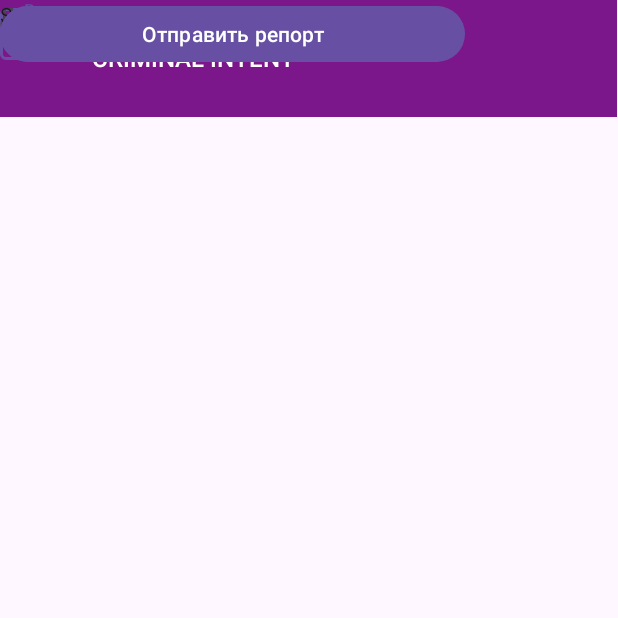
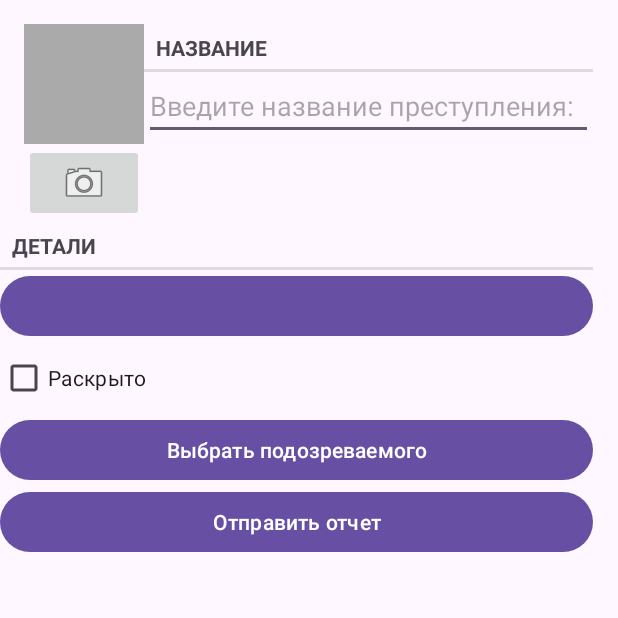
Before and after one commit to Axamaslick/Criminalintent, an Android app: the Addintent screen opened directly, with no data from a screen before it, on a phone screen of 412 x 824 dp, the top half of it. Run offline under Robolectric (Android 15) with nearby library versions, the phone set to English and light mode, and no system bars; 1 statement that could not run was skipped.

Commit message:
Доработка кода

```diff
--- a/app/src/main/java/com/example/criminalintent/Addintent.kt
+++ b/app/src/main/java/com/example/criminalintent/Addintent.kt
@@ -1,10 +1,34 @@
 package com.example.criminalintent
 
+import android.net.Uri
 import android.os.Bundle
+import android.widget.Button
+import android.widget.CheckBox
+import android.widget.EditText
+import android.widget.ImageButton
+import android.widget.ImageView
 import androidx.activity.enableEdgeToEdge
 import androidx.appcompat.app.AppCompatActivity
 import androidx.core.view.ViewCompat
 import androidx.core.view.WindowInsetsCompat
+import java.io.File
+import android.widget.Toast
+import android.content.Intent
+import android.provider.MediaStore
+
+private lateinit var photoFile: File
+private lateinit var photoUri: Uri
+private lateinit var titleField: EditText
+private lateinit var dateButton: Button
+private lateinit var solvedCheckBox: CheckBox
+private lateinit var reportButton: Button
+private lateinit var suspectButton: Button
+private lateinit var photoButton: ImageButton
+private lateinit var photoView: ImageView
+
+private val PICK_IMAGE_REQUEST = 1
+private lateinit var crime_photo: Button
+private lateinit var crime_camera: ImageView
 
 class Addintent : AppCompatActivity() {
     override fun onCreate(savedInstanceState: Bundle?) {
@@ -16,5 +40,34 @@ class Addintent : AppCompatActivity() {
             v.setPadding(systemBars.left, systemBars.top, systemBars.right, systemBars.bottom)
             insets
         }
+
+        crime_camera = findViewById(R.id.crime_camera)
+        crime_photo = findViewById(R.id.crime_photo)
+
+        // Устанавливаем обработчик нажатия на кнопку
+        crime_camera.setOnClickListener {
+            openGallery()
+        }
+
+    }
+
+    // Метод для открытия галереи
+    private fun openGallery() {
+        val intent = Intent(Intent.ACTION_PICK, MediaStore.Images.Media.EXTERNAL_CONTENT_URI)
+        startActivityForResult(intent, PICK_IMAGE_REQUEST)
+    }
+
+    // Обработка результата выбора изображения
+    override fun onActivityResult(requestCode: Int, resultCode: Int, data: Intent?) {
+        super.onActivityResult(requestCode, resultCode, data)
+        if (requestCode == PICK_IMAGE_REQUEST && resultCode == RESULT_OK && data != null) {
+            val selectedImageUri: Uri? = data.data
+            selectedImageUri?.let {
+                // Загружаем изображение в ImageView
+                crime_camera.setImageURI(it)
+            } ?: run {
+                Toast.makeText(this, "Ошибка при выборе изображения", Toast.LENGTH_SHORT).show()
+            }
+        }
     }
 }
--- a/app/src/main/java/com/example/criminalintent/MainActivity.kt
+++ b/app/src/main/java/com/example/criminalintent/MainActivity.kt
@@ -6,7 +6,11 @@ import androidx.appcompat.app.AppCompatActivity
 import androidx.core.view.ViewCompat
 import androidx.core.view.WindowInsetsCompat
 
+
 class MainActivity : AppCompatActivity() {
+
+    private lateinit var add_button: Button
+
     override fun onCreate(savedInstanceState: Bundle?) {
         super.onCreate(savedInstanceState)
         enableEdgeToEdge()
--- a/app/src/main/res/layout/activity_addintent.xml
+++ b/app/src/main/res/layout/activity_addintent.xml
@@ -7,101 +7,92 @@
     android:layout_height="match_parent"
     tools:context=".Addintent">
 
-    <androidx.fragment.app.FragmentContainerView
-        android:id="@+id/fragmentContainerView2"
-        android:name="androidx.appcompat.app.AppCompatDialogFragment"
-        android:layout_width="411dp"
-        android:layout_height="78dp"
-        android:background="#7B178A"
-        app:layout_constraintBottom_toBottomOf="parent"
-        app:layout_constraintStart_toStartOf="parent"
-        app:layout_constraintTop_toTopOf="parent"
-        app:layout_constraintVertical_bias="0.0" />
+    <LinearLayout
+        android:layout_width="395dp"
+        android:layout_height="655dp"
+        android:layout_margin="16dp"
+        android:orientation="vertical"
+        tools:layout_editor_absoluteX="14dp"
+        tools:layout_editor_absoluteY="59dp">
 
-    <TextView
-        android:id="@+id/criminalIntent_text"
-        android:layout_width="153dp"
-        android:layout_height="45dp"
-        android:layout_marginStart="52dp"
-        android:layout_marginTop="16dp"
-        android:fontFamily="sans-serif-medium"
-        android:gravity="center"
-        android:text="Criminal Intent"
-        android:textAllCaps="true"
-        android:textColor="#FFFFFF"
-        android:textSize="16sp"
-        app:layout_constraintEnd_toStartOf="@+id/button2"
-        app:layout_constraintHorizontal_bias="0.0"
-        app:layout_constraintStart_toStartOf="parent"
-        app:layout_constraintTop_toTopOf="parent" />
-
-    <ImageView
-        android:id="@+id/imageView"
-        android:layout_width="wrap_content"
-        android:layout_height="wrap_content"
-        tools:layout_editor_absoluteX="18dp"
-        tools:layout_editor_absoluteY="87dp"
-        tools:srcCompat="@tools:sample/avatars" />
-
-    <TextView
-        android:id="@+id/textView2"
-        android:layout_width="wrap_content"
-        android:layout_height="wrap_content"
-        android:text="ЗАГОЛОВОК"
-        tools:layout_editor_absoluteX="169dp"
-        tools:layout_editor_absoluteY="100dp" />
-
-    <com.google.android.material.textfield.TextInputLayout
-        android:layout_width="177dp"
-        android:layout_height="40dp"
-        tools:layout_editor_absoluteX="169dp"
-        tools:layout_editor_absoluteY="128dp">
-
-        <com.google.android.material.textfield.TextInputEditText
+        <LinearLayout
             android:layout_width="match_parent"
             android:layout_height="wrap_content"
-            android:hint="Введите название:" />
-    </com.google.android.material.textfield.TextInputLayout>
+            android:layout_marginStart="16dp"
+            android:layout_marginTop="16dp"
+            android:orientation="horizontal">
 
-    <TextView
-        android:id="@+id/textView3"
-        android:layout_width="wrap_content"
-        android:layout_height="wrap_content"
-        android:text="Детали"
-        tools:layout_editor_absoluteX="181dp"
-        tools:layout_editor_absoluteY="234dp" />
+            <LinearLayout
+                android:layout_width="wrap_content"
+                android:layout_height="wrap_content"
+                android:orientation="vertical">
 
-    <EditText
-        android:id="@+id/editTextDate"
-        android:layout_width="296dp"
-        android:layout_height="42dp"
-        android:ems="10"
-        android:inputType="date"
-        tools:layout_editor_absoluteX="57dp"
-        tools:layout_editor_absoluteY="261dp" />
+                <ImageView
+                    android:id="@+id/crime_photo"
+                    android:layout_width="80dp"
+                    android:layout_height="80dp"
+                    android:background="@android:color/darker_gray"
+                    android:contentDescription="@string/crime_photo_no_image_description"
+                    android:cropToPadding="true"
+                    android:scaleType="centerInside" />
 
-    <CheckedTextView
-        android:id="@+id/checkedTextView"
-        android:layout_width="wrap_content"
-        android:layout_height="wrap_content"
-        android:text="Solved"
-        tools:layout_editor_absoluteX="16dp"
-        tools:layout_editor_absoluteY="325dp" />
+                <ImageButton
+                    android:id="@+id/crime_camera"
+                    android:layout_width="match_parent"
+                    android:layout_height="wrap_content"
+                    android:contentDescription="@string/crime_photo_button_description"
+                    android:src="@android:drawable/ic_menu_camera" />
+            </LinearLayout>
 
-    <Button
-        android:id="@+id/button"
-        android:layout_width="307dp"
-        android:layout_height="45dp"
-        android:text="Choose suspect"
-        tools:layout_editor_absoluteX="49dp"
-        tools:layout_editor_absoluteY="364dp" />
+            <LinearLayout
+                android:layout_width="0dp"
+                android:layout_height="wrap_content"
+                android:layout_weight="1"
+                android:orientation="vertical">
 
-    <Button
-        android:id="@+id/button3"
-        android:layout_width="310dp"
-        android:layout_height="45dp"
-        android:text="Отправить репорт"
-        tools:layout_editor_absoluteX="49dp"
-        tools:layout_editor_absoluteY="432dp" />
+                <TextView
+                    style="?android:listSeparatorTextViewStyle"
+                    android:layout_width="match_parent"
+                    android:layout_height="wrap_content"
+                    android:text="Название" />
 
+                <EditText
+                    android:id="@+id/crime_title"
+                    android:layout_width="match_parent"
+                    android:layout_height="wrap_content"
+                    android:hint="Введите название преступления:" />
+            </LinearLayout>
+        </LinearLayout>
+
+        <TextView
+            style="?android:listSeparatorTextViewStyle"
+            android:layout_width="match_parent"
+            android:layout_height="wrap_content"
+            android:text="Детали" />
+
+        <Button
+            android:id="@+id/crime_date"
+            android:layout_width="match_parent"
+            android:layout_height="wrap_content"
+            android:textColorLink="#E75353"
+            tools:text="Дата" />
+
+        <CheckBox
+            android:id="@+id/crime_solved"
+            android:layout_width="match_parent"
+            android:layout_height="wrap_content"
+            android:text="Раскрыто" />
+
+        <Button
+            android:id="@+id/crime_suspect"
+            android:layout_width="match_parent"
+            android:layout_height="wrap_content"
+            android:text="Выбрать подозреваемого" />
+
+        <Button
+            android:id="@+id/crime_report"
+            android:layout_width="match_parent"
+            android:layout_height="wrap_content"
+            android:text="Отправить отчет" />
+    </LinearLayout>
 </androidx.constraintlayout.widget.ConstraintLayout>
```
Also changed, not shown: app/src/main/res/layout/activity_main.xml (+17 -43 lines).
